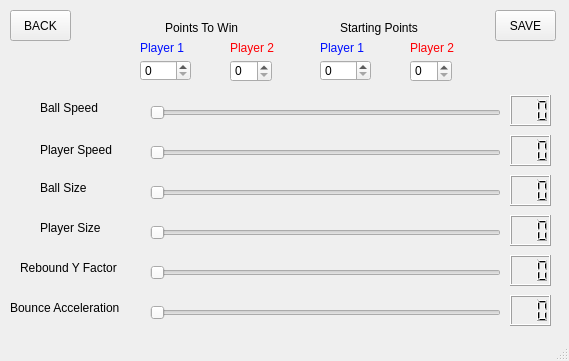
Old version of the form screen_3.ui in the repository kaustubh-karthik/pyqt-pong.
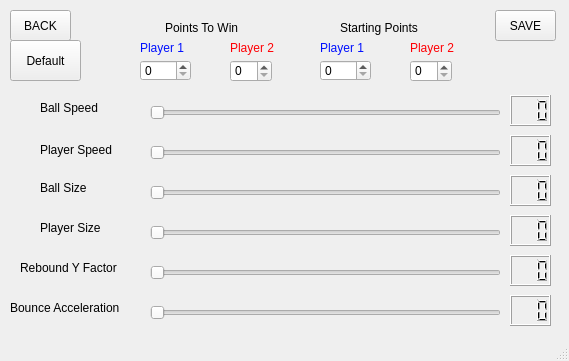
New version of the form.

Commit message: updated py_screen files and added default settings button

The edit to the form file:
```diff
--- a/screen_3.ui
+++ b/screen_3.ui
@@ -459,6 +459,19 @@
      <string>SAVE</string>
     </property>
    </widget>
+   <widget class="QPushButton" name="default_button">
+    <property name="geometry">
+     <rect>
+      <x>10</x>
+      <y>40</y>
+      <width>71</width>
+      <height>41</height>
+     </rect>
+    </property>
+    <property name="text">
+     <string>Default</string>
+    </property>
+   </widget>
   </widget>
   <widget class="QStatusBar" name="statusbar"/>
  </widget>
```
The commit also changes 10 other files.
